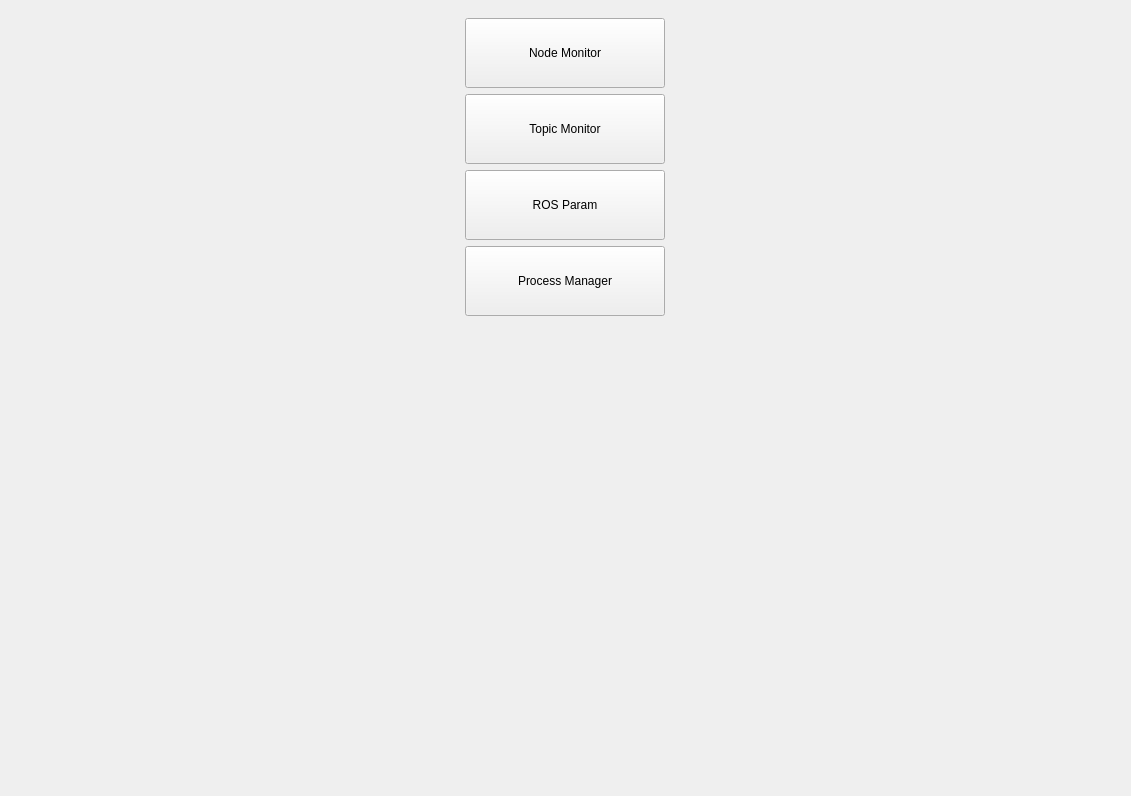
Above: ui/main.ui from yyamazaki933/rosif before the change. Below: the same form after it.
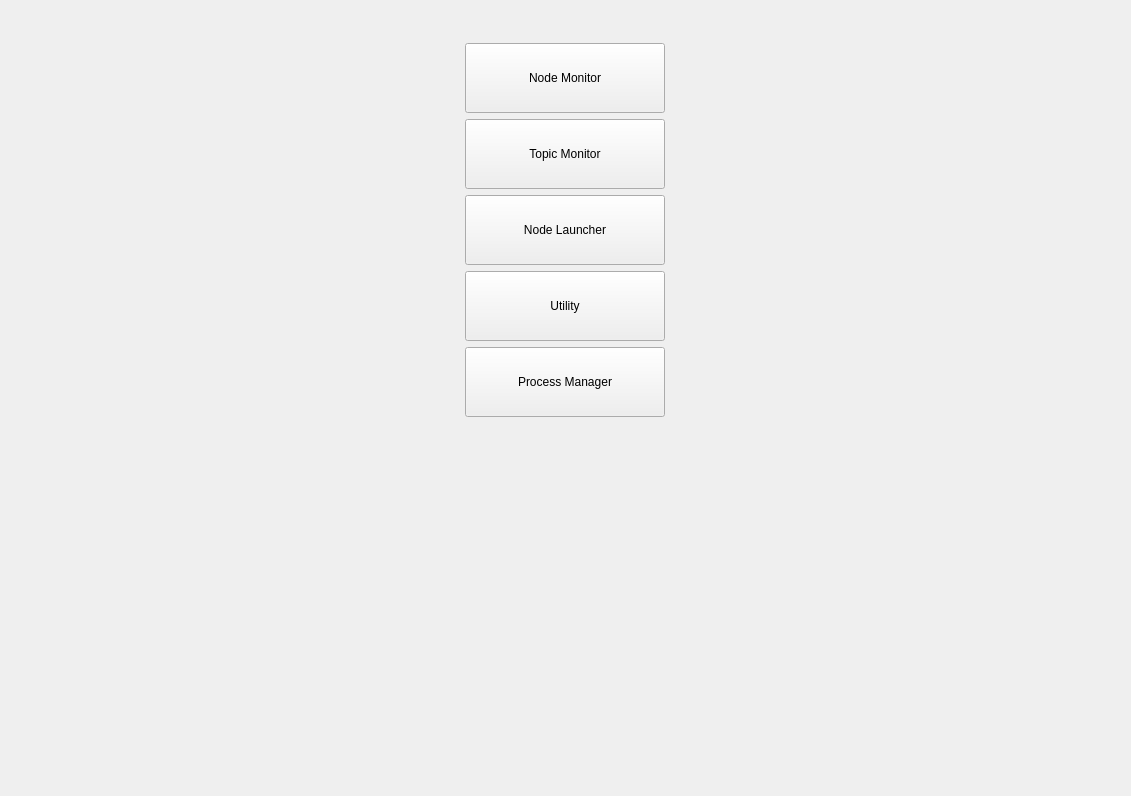
That is the form after the change. Icons and pictures are not drawn.

The edit to the form file:
```diff
--- a/ui/main.ui
+++ b/ui/main.ui
@@ -30,6 +30,44 @@
        </sizepolicy>
       </property>
       <layout class="QVBoxLayout" name="verticalLayout_2">
+       <item alignment="Qt::AlignHCenter">
+        <widget class="QLabel" name="label_3">
+         <property name="sizePolicy">
+          <sizepolicy hsizetype="Preferred" vsizetype="Preferred">
+           <horstretch>0</horstretch>
+           <verstretch>0</verstretch>
+          </sizepolicy>
+         </property>
+         <property name="maximumSize">
+          <size>
+           <width>150</width>
+           <height>40</height>
+          </size>
+         </property>
+         <property name="pixmap">
+          <pixmap>logo-white.png</pixmap>
+         </property>
+         <property name="scaledContents">
+          <bool>true</bool>
+         </property>
+        </widget>
+       </item>
+       <item>
+        <spacer name="verticalSpacer_2">
+         <property name="orientation">
+          <enum>Qt::Vertical</enum>
+         </property>
+         <property name="sizeType">
+          <enum>QSizePolicy::Fixed</enum>
+         </property>
+         <property name="sizeHint" stdset="0">
+          <size>
+           <width>0</width>
+           <height>5</height>
+          </size>
+         </property>
+        </spacer>
+       </item>
        <item>
         <widget class="QPushButton" name="pb_nodemon">
          <property name="sizePolicy">
@@ -69,7 +107,13 @@
         </widget>
        </item>
        <item>
-        <widget class="QPushButton" name="pb_param">
+        <widget class="QPushButton" name="pb_launcher">
+         <property name="sizePolicy">
+          <sizepolicy hsizetype="Preferred" vsizetype="Fixed">
+           <horstretch>0</horstretch>
+           <verstretch>0</verstretch>
+          </sizepolicy>
+         </property>
          <property name="minimumSize">
           <size>
            <width>200</width>
@@ -77,7 +121,26 @@
           </size>
          </property>
          <property name="text">
-          <string>ROS Param</string>
+          <string>Node Launcher</string>
+         </property>
+        </widget>
+       </item>
+       <item>
+        <widget class="QPushButton" name="pb_util">
+         <property name="sizePolicy">
+          <sizepolicy hsizetype="Preferred" vsizetype="Fixed">
+           <horstretch>0</horstretch>
+           <verstretch>0</verstretch>
+          </sizepolicy>
+         </property>
+         <property name="minimumSize">
+          <size>
+           <width>200</width>
+           <height>70</height>
+          </size>
+         </property>
+         <property name="text">
+          <string>Utility</string>
          </property>
         </widget>
        </item>
```
